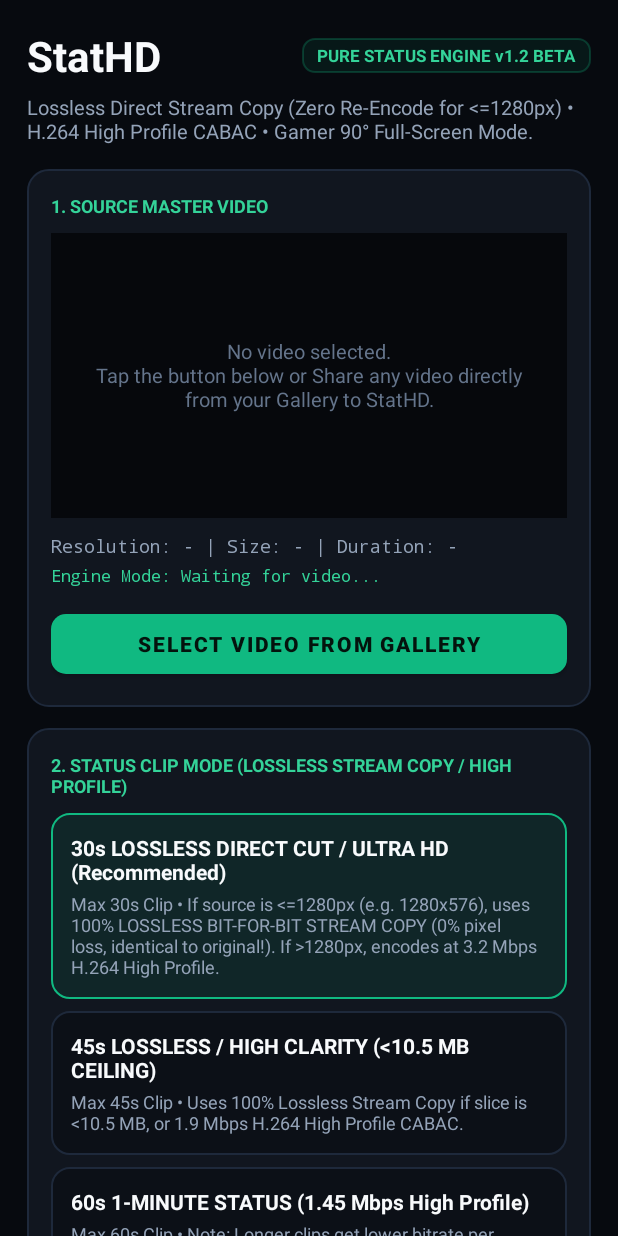
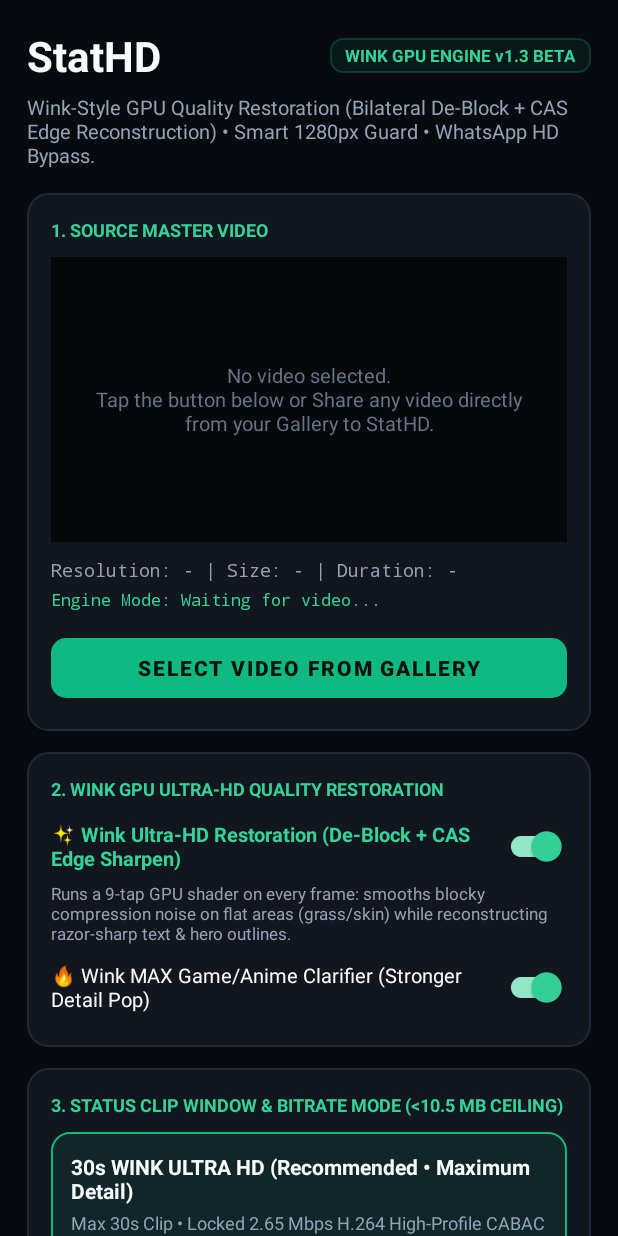
Before and after one commit to XC0D3-X/StatsHD, an Android app: the screen it shows after launch (MainActivity), on a phone screen of 412 x 824 dp. Run offline under Robolectric (Android 15) with nearby library versions, the phone set to English and light mode, and no system bars.

Commit message:
feat(v1.3.0-beta): add Wink GPU Ultra-HD Restoration Shader (Bilateral De-Block + CAS Sharpen)

```diff
--- a/app/build.gradle.kts
+++ b/app/build.gradle.kts
@@ -11,8 +11,8 @@ android {
         applicationId = "com.stathd.purestatus"
         minSdk = 26
         targetSdk = 34
-        versionCode = 3
-        versionName = "1.2.0-beta"
+        versionCode = 4
+        versionName = "1.3.0-beta"
     }
 
     buildTypes {
--- a/app/src/main/res/layout/activity_main.xml
+++ b/app/src/main/res/layout/activity_main.xml
@@ -35,7 +35,7 @@
                 android:background="@drawable/bg_badge_green"
                 android:paddingHorizontal="10dp"
                 android:paddingVertical="4dp"
-                android:text="PURE STATUS ENGINE v1.2 BETA"
+                android:text="WINK GPU ENGINE v1.3 BETA"
                 android:textColor="@color/emerald_light"
                 android:textSize="11sp"
                 android:textStyle="bold" />
@@ -45,7 +45,7 @@
             android:layout_width="match_parent"
             android:layout_height="wrap_content"
             android:paddingBottom="16dp"
-            android:text="Lossless Direct Stream Copy (Zero Re-Encode for &lt;=1280px) • H.264 High Profile CABAC • Gamer 90° Full-Screen Mode."
+            android:text="Wink-Style GPU Quality Restoration (Bilateral De-Block + CAS Edge Reconstruction) • Smart 1280px Guard • WhatsApp HD Bypass."
             android:textColor="@color/text_secondary"
             android:textSize="13sp" />
 
@@ -122,7 +122,7 @@
                 app:cornerRadius="10dp" />
         </LinearLayout>
 
-        <!-- STEP 2: BUILT-IN STATUS CLIP TRIMMER & ENGINE MODE -->
+        <!-- STEP 2: WINK GPU ULTRA-HD RESTORATION -->
         <LinearLayout
             android:layout_width="match_parent"
             android:layout_height="wrap_content"
@@ -134,12 +134,58 @@
             <TextView
                 android:layout_width="wrap_content"
                 android:layout_height="wrap_content"
-                android:text="2. STATUS CLIP MODE (LOSSLESS STREAM COPY / HIGH PROFILE)"
+                android:text="2. WINK GPU ULTRA-HD QUALITY RESTORATION"
                 android:textColor="@color/emerald_light"
                 android:textSize="12sp"
                 android:textStyle="bold" />
 
-            <!-- Preset 1: 30s Lossless / Ultra HD Highlight -->
+            <com.google.android.material.switchmaterial.SwitchMaterial
+                android:id="@+id/switchWinkRestore"
+                android:layout_width="match_parent"
+                android:layout_height="wrap_content"
+                android:layout_marginTop="6dp"
+                android:checked="true"
+                android:text="✨ Wink Ultra-HD Restoration (De-Block + CAS Edge Sharpen)"
+                android:textColor="@color/emerald_light"
+                android:textSize="13sp"
+                android:textStyle="bold" />
+
+            <TextView
+                android:layout_width="match_parent"
+                android:layout_height="wrap_content"
+                android:layout_marginBottom="4dp"
+                android:text="Runs a 9-tap GPU shader on every frame: smooths blocky compression noise on flat areas (grass/skin) while reconstructing razor-sharp text &amp; hero outlines."
+                android:textColor="@color/text_secondary"
+                android:textSize="11sp" />
+
+            <com.google.android.material.switchmaterial.SwitchMaterial
+                android:id="@+id/switchWinkMax"
+                android:layout_width="match_parent"
+                android:layout_height="wrap_content"
+                android:checked="true"
+                android:text="🔥 Wink MAX Game/Anime Clarifier (Stronger Detail Pop)"
+                android:textColor="@color/text_primary"
+                android:textSize="13sp" />
+        </LinearLayout>
+
+        <!-- STEP 3: STATUS CLIP TRIMMER & BITRATE LOCK -->
+        <LinearLayout
+            android:layout_width="match_parent"
+            android:layout_height="wrap_content"
+            android:layout_marginTop="14dp"
+            android:background="@drawable/bg_card"
+            android:orientation="vertical"
+            android:padding="16dp">
+
+            <TextView
+                android:layout_width="wrap_content"
+                android:layout_height="wrap_content"
+                android:text="3. STATUS CLIP WINDOW &amp; BITRATE MODE (&lt;10.5 MB CEILING)"
+                android:textColor="@color/emerald_light"
+                android:textSize="12sp"
+                android:textStyle="bold" />
+
+            <!-- Preset 1: 30s Ultra HD -->
             <LinearLayout
                 android:id="@+id/cardPreset720"
                 android:layout_width="match_parent"
@@ -154,7 +200,7 @@
                 <TextView
                     android:layout_width="wrap_content"
                     android:layout_height="wrap_content"
-                    android:text="30s LOSSLESS DIRECT CUT / ULTRA HD (Recommended)"
+                    android:text="30s WINK ULTRA HD (Recommended • Maximum Detail)"
                     android:textColor="@color/text_primary"
                     android:textSize="14sp"
                     android:textStyle="bold" />
@@ -163,12 +209,12 @@
                     android:layout_width="wrap_content"
                     android:layout_height="wrap_content"
                     android:layout_marginTop="3dp"
-                    android:text="Max 30s Clip • If source is &lt;=1280px (e.g. 1280x576), uses 100% LOSSLESS BIT-FOR-BIT STREAM COPY (0% pixel loss, identical to original!). If &gt;1280px, encodes at 3.2 Mbps H.264 High Profile."
+                    android:text="Max 30s Clip • Locked 2.65 Mbps H.264 High-Profile CABAC (~9.9 MB) • 1280px Max Long-Side (1:1 Native if &lt;=1280px)."
                     android:textColor="@color/text_secondary"
                     android:textSize="12sp" />
             </LinearLayout>
 
-            <!-- Preset 2: 45s Lossless / High Clarity -->
+            <!-- Preset 2: 45s High Clarity -->
             <LinearLayout
                 android:id="@+id/cardPreset1080"
                 android:layout_width="match_parent"
@@ -183,7 +229,7 @@
                 <TextView
                     android:layout_width="wrap_content"
                     android:layout_height="wrap_content"
-                    android:text="45s LOSSLESS / HIGH CLARITY (&lt;10.5 MB CEILING)"
+                    android:text="45s WINK HIGH CLARITY (&lt;10.5 MB CEILING)"
                     android:textColor="@color/text_primary"
                     android:textSize="14sp"
                     android:textStyle="bold" />
@@ -192,7 +238,7 @@
                     android:layout_width="wrap_content"
                     android:layout_height="wrap_content"
                     android:layout_marginTop="3dp"
-                    android:text="Max 45s Clip • Uses 100% Lossless Stream Copy if slice is &lt;10.5 MB, or 1.9 Mbps H.264 High Profile CABAC."
+                    android:text="Max 45s Clip • Locked 1.80 Mbps H.264 High-Profile CABAC (~10.2 MB)."
                     android:textColor="@color/text_secondary"
                     android:textSize="12sp" />
             </LinearLayout>
@@ -212,7 +258,7 @@
                 <TextView
                     android:layout_width="wrap_content"
                     android:layout_height="wrap_content"
-                    android:text="60s 1-MINUTE STATUS (1.45 Mbps High Profile)"
+                    android:text="60s 1-MINUTE STATUS (1.38 Mbps High-Profile)"
                     android:textColor="@color/text_primary"
                     android:textSize="14sp"
                     android:textStyle="bold" />
@@ -221,7 +267,7 @@
                     android:layout_width="wrap_content"
                     android:layout_height="wrap_content"
                     android:layout_marginTop="3dp"
-                    android:text="Max 60s Clip • Note: Longer clips get lower bitrate per second due to WhatsApp's 11 MB cap. Use 30s mode for sharpest gaming graphics!"
+                    android:text="Max 60s Clip • Note: Use 30s mode for fast-action gaming highlights to get 2x higher bitrate per second!"
                     android:textColor="@color/text_secondary"
                     android:textSize="12sp" />
             </LinearLayout>
@@ -258,7 +304,7 @@
             </LinearLayout>
         </LinearLayout>
 
-        <!-- STEP 3: GAMER FULL-SCREEN & COLOR FIDELITY -->
+        <!-- STEP 4: ORIENTATION & AUDIO TUNING -->
         <LinearLayout
             android:layout_width="match_parent"
             android:layout_height="wrap_content"
@@ -270,7 +316,7 @@
             <TextView
                 android:layout_width="wrap_content"
                 android:layout_height="wrap_content"
-                android:text="3. GAMER FULL-SCREEN &amp; COLOR FIDELITY"
+                android:text="4. ORIENTATION &amp; AUDIO TUNING"
                 android:textColor="@color/emerald_light"
                 android:textSize="12sp"
                 android:textStyle="bold" />
@@ -282,17 +328,8 @@
                 android:layout_marginTop="6dp"
                 android:checked="false"
                 android:text="Gamer Full-Screen Mode (Rotate 90° Vertical • 2.5x Bigger Pixels)"
-                android:textColor="@color/emerald_light"
-                android:textSize="13sp"
-                android:textStyle="bold" />
-
-            <TextView
-                android:layout_width="match_parent"
-                android:layout_height="wrap_content"
-                android:layout_marginBottom="4dp"
-                android:text="Tip: Horizontal games on a vertical phone screen only use 25% of the screen (324p). Turning ON Rotate 90° uses 100% of the vertical 1280px screen!"
-                android:textColor="@color/text_secondary"
-                android:textSize="11sp" />
+                android:textColor="@color/text_primary"
+                android:textSize="13sp" />
 
             <com.google.android.material.switchmaterial.SwitchMaterial
                 android:id="@+id/switchMuteAudio"
@@ -308,7 +345,7 @@
                 android:layout_width="match_parent"
                 android:layout_height="wrap_content"
                 android:checked="false"
-                android:text="Optional Micro-Contrast Boost (Keep OFF for 100% original colors)"
+                android:text="Extra Deep Contrast (Keep OFF for natural shadow detail)"
                 android:textColor="@color/text_primary"
                 android:textSize="13sp" />
 
@@ -322,14 +359,14 @@
                 android:textSize="13sp" />
         </LinearLayout>
 
-        <!-- STEP 4: EXECUTE & PROGRESS -->
+        <!-- STEP 5: EXECUTE & PROGRESS -->
         <com.google.android.material.button.MaterialButton
             android:id="@+id/btnOptimize"
             android:layout_width="match_parent"
             android:layout_height="56dp"
             android:layout_marginTop="16dp"
             android:enabled="false"
-            android:text="OPTIMIZE VIDEO FOR WHATSAPP HD"
+            android:text="RESTORE &amp; OPTIMIZE VIDEO (WINK HD)"
             android:textColor="#04130D"
             android:textSize="15sp"
             android:textStyle="bold"
@@ -351,7 +388,7 @@
                 android:layout_width="match_parent"
                 android:layout_height="wrap_content"
                 android:fontFamily="monospace"
-                android:text="Running PureStatus Engine... 0%"
+                android:text="Running Wink GPU Shader + H.264 High Profile... 0%"
                 android:textColor="@color/emerald_light"
                 android:textSize="12sp" />
 
@@ -367,7 +404,7 @@
                 android:progressTint="@color/emerald_primary" />
         </LinearLayout>
 
-        <!-- STEP 5: OUTPUT RESULT & DIRECT WHATSAPP SHARE -->
+        <!-- STEP 6: OUTPUT RESULT & DIRECT WHATSAPP SHARE -->
         <LinearLayout
             android:id="@+id/cardResult"
             android:layout_width="match_parent"
@@ -382,7 +419,7 @@
             <TextView
                 android:layout_width="wrap_content"
                 android:layout_height="wrap_content"
-                android:text="✓ STATHD v1.2 MASTER READY (WA BYPASS)"
+                android:text="✓ WINK GPU ULTRA-HD MASTER READY"
                 android:textColor="@color/emerald_light"
                 android:textSize="13sp"
                 android:textStyle="bold" />
```
Also changed, not shown: app/src/main/java/com/stathd/purestatus/MainActivity.kt (+74 -47 lines), app/src/main/java/com/stathd/purestatus/WinkUltraHdEffect.kt (added, +206 -0 lines), 1 other file.
